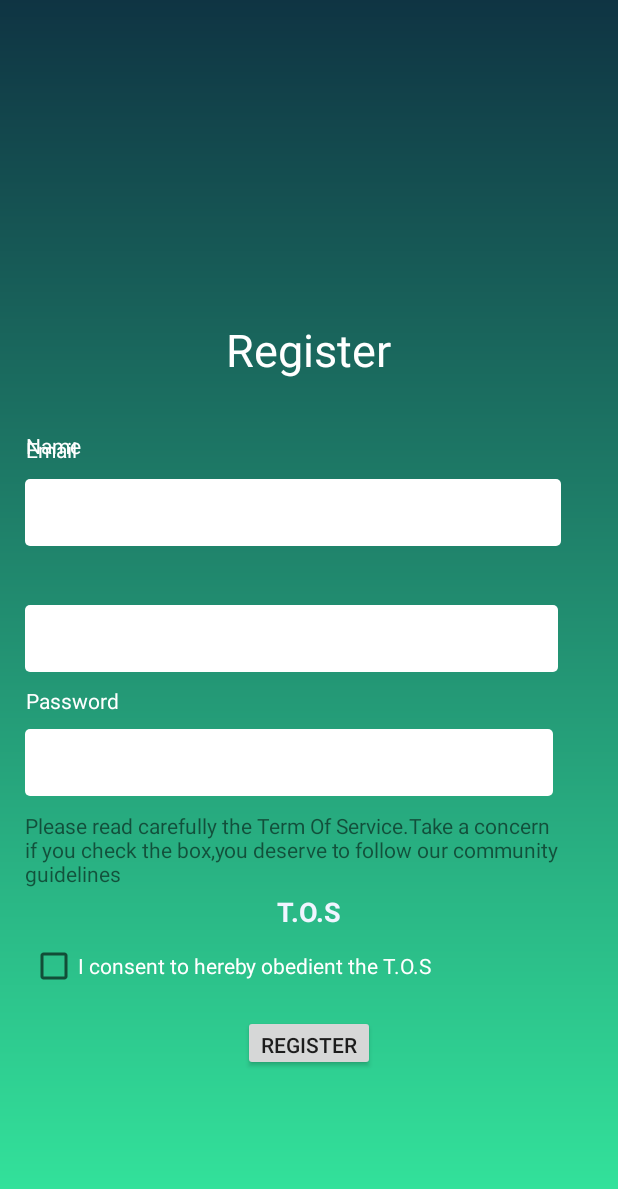
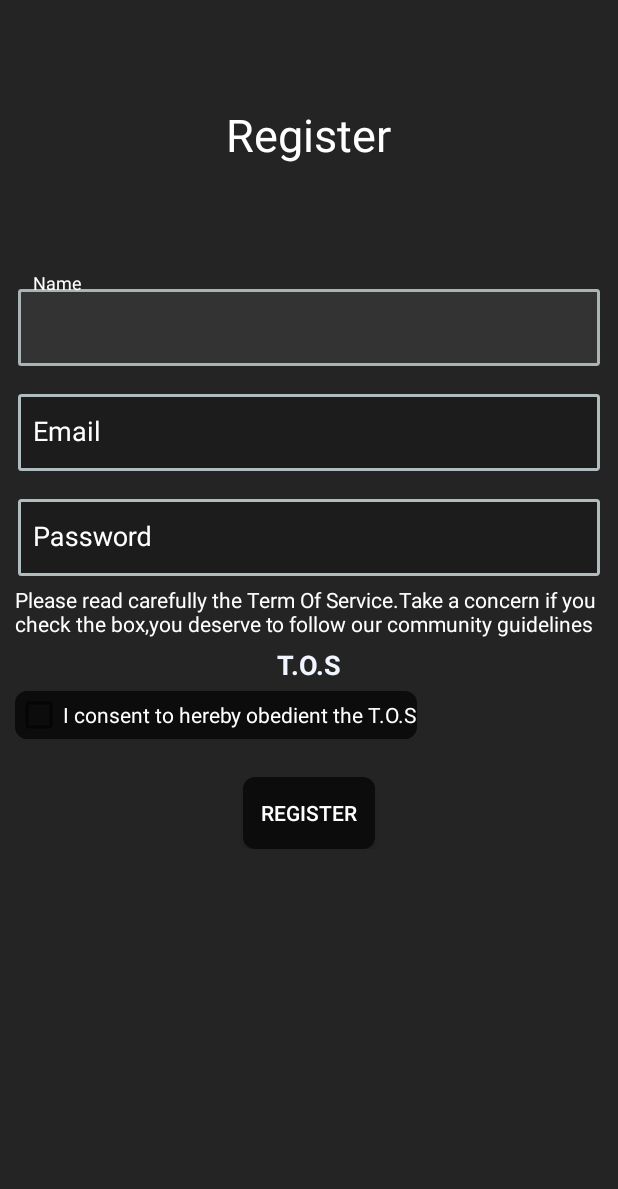
Before and after one commit to rootdavinalfa/animize, an Android app: the screen it shows after launch (registerActivity), after a tap on "REGISTER", on a phone screen of 412 x 824 dp. Shown: the top 1189 px of the screen. Run offline under Robolectric (Android 15) with nearby library versions, the phone set to English and light mode, and no system bars; our stand-ins replace Volley; libraries missing offline, so code that uses them is left out: com.wang.avi; Roboto replaces fonts that are not available here; 2 statements that could not run were skipped.

Commit message:
New Design,for Login and Register
Signed-off-by: davin <dbasudewa@gmail.com>

```diff
--- a/app/src/main/java/ml/dvnlabs/animize/activity/MainActivity.java
+++ b/app/src/main/java/ml/dvnlabs/animize/activity/MainActivity.java
@@ -95,10 +95,6 @@ private void initializa(){
         container = (RelativeLayout) findViewById(R.id.mainScreen);
         avLoadingIndicatorView = (AVLoadingIndicatorView)findViewById(R.id.loading_login);
         avLoadingIndicatorView.hide();
-
-        anim = (AnimationDrawable) container.getBackground();
-        anim.setEnterFadeDuration(2500);
-        anim.setExitFadeDuration(1000);
         email_tf = (EditText)findViewById(R.id.login_userfield);
         password_tf = (EditText)findViewById(R.id.login_passwordfield);
     }
@@ -142,7 +138,7 @@ private void initializa(){
         String tok;
         @Override
         public void onFetchComplete(String data) {
-            //avLoadingIndicatorView.hide();
+            avLoadingIndicatorView.hide();
             Log.e(TAG,data);
             json_login(data);
 
--- a/app/src/main/res/drawable/can_you_feel_the_love_tonight.xml
+++ b/app/src/main/res/drawable/can_you_feel_the_love_tonight.xml
@@ -1,7 +1,7 @@
 <?xml version="1.0" encoding="utf-8"?>
 <shape xmlns:android="http://schemas.android.com/apk/res/android">
     <gradient
-        android:startColor="#4568DC"
-        android:endColor="#B06AB3"
+        android:startColor="#2E2828"
+        android:endColor="#837985"
         android:angle="135"/>
 </shape>
--- a/app/src/main/res/drawable/roundbutton.xml
+++ b/app/src/main/res/drawable/roundbutton.xml
@@ -1,5 +1,5 @@
 <?xml version="1.0" encoding="utf-8"?>
 <shape xmlns:android="http://schemas.android.com/apk/res/android" android:shape="rectangle">
-    <solid android:color="#47D476"/>
+    <solid android:color="@color/colorPrimary"/>
     <corners android:radius="8dp"/>
 </shape>
--- a/app/src/main/res/drawable/textbox_rounded.xml
+++ b/app/src/main/res/drawable/textbox_rounded.xml
@@ -2,9 +2,10 @@
 <selector xmlns:android="http://schemas.android.com/apk/res/android">
     <item>
         <shape xmlns:android="http://schemas.android.com/apk/res/android">
-            <solid android:color="#ffff"/>
+            <solid android:color="#39000000"/>
             <corners
-                android:radius="3dp" />
+                android:radius="1dp" />
+            <stroke android:width="2dp" android:color="#B1BCBE" />
             <padding
                 android:left="10dp"
                 android:top="10dp"
--- a/app/src/main/res/layout/activity_register.xml
+++ b/app/src/main/res/layout/activity_register.xml
@@ -1,173 +1,141 @@
 <?xml version="1.0" encoding="utf-8"?>
-<androidx.constraintlayout.widget.ConstraintLayout xmlns:android="http://schemas.android.com/apk/res/android"
+<RelativeLayout xmlns:android="http://schemas.android.com/apk/res/android"
     xmlns:app="http://schemas.android.com/apk/res-auto"
     xmlns:tools="http://schemas.android.com/tools"
     android:layout_width="match_parent"
     android:layout_height="match_parent"
-    android:background="@drawable/pacific_dream"
+    android:background="@color/colorPrimaryDark"
     tools:context=".activity.registerActivity">
+    <LinearLayout
+        android:layout_width="match_parent"
+        android:layout_height="match_parent"
+        android:orientation="vertical">
+        <RelativeLayout
+            android:layout_width="match_parent"
+            android:layout_height="80dp"
+            android:layout_marginTop="50dp"
+            android:layout_marginBottom="50dp">
 
             <TextView
+                android:layout_centerInParent="true"
                 android:id="@+id/textView5"
                 android:layout_width="wrap_content"
                 android:layout_height="wrap_content"
-        android:layout_marginStart="150dp"
-        android:layout_marginTop="130dp"
-        android:layout_marginEnd="151dp"
-        android:layout_marginBottom="488dp"
-        android:text="Register"
+                android:text="@string/text_register"
                 android:textColor="@color/design_default_color_on_primary"
                 android:textSize="30sp"
-        app:layout_constraintBottom_toBottomOf="parent"
-        app:layout_constraintEnd_toEndOf="parent"
-        app:layout_constraintStart_toStartOf="parent"
-        app:layout_constraintTop_toTopOf="parent" />
-
+                />
+        </RelativeLayout>
+        <LinearLayout
+            android:layout_width="match_parent"
+            android:layout_height="70dp"
+            android:background="@android:color/transparent"
+            android:padding="2dp"
+            >
+            <com.google.android.material.textfield.TextInputLayout
+                android:layout_width="match_parent"
+                android:layout_height="match_parent"
+                android:ems="10"
+                android:layout_marginBottom="4dp"
+                android:textColorHint="@color/design_default_color_background">
                 <EditText
+                    android:foreground="@drawable/layoutrippleeffect"
+                    android:layout_marginTop="5dp"
                     android:id="@+id/regist_name_tf"
-        android:layout_width="357dp"
-        android:layout_height="wrap_content"
-        android:layout_marginStart="16dp"
-        android:layout_marginTop="237dp"
-        android:layout_marginEnd="38dp"
-        android:layout_marginBottom="378dp"
+                    android:layout_width="match_parent"
+                    android:layout_height="match_parent"
+                    android:layout_marginStart="10dp"
+                    android:layout_marginEnd="10dp"
                     android:background="@drawable/textbox_rounded"
+                    android:hint="@string/txt_regist_name"
+                    android:inputType="textPersonName"
+                    android:singleLine="true"
+                    android:textColor="@color/design_default_color_background"
+                    />
+            </com.google.android.material.textfield.TextInputLayout>
+        </LinearLayout>
+        <LinearLayout
+            android:layout_width="match_parent"
+            android:layout_height="70dp"
+            android:background="@android:color/transparent"
+            android:padding="2dp"
+            >
+            <com.google.android.material.textfield.TextInputLayout
+                android:layout_width="match_parent"
+                android:layout_height="match_parent"
                 android:ems="10"
-        android:inputType="textPersonName"
-        app:layout_constraintBottom_toBottomOf="parent"
-        app:layout_constraintEnd_toEndOf="parent"
-        app:layout_constraintStart_toStartOf="parent"
-        app:layout_constraintTop_toTopOf="parent" />
-
+                android:layout_marginBottom="4dp"
+                android:textColorHint="@color/design_default_color_background">
                 <EditText
+                    android:foreground="@drawable/layoutrippleeffect"
+                    android:layout_marginTop="5dp"
                     android:id="@+id/regist_email_tf"
-        android:layout_width="355dp"
-        android:layout_height="wrap_content"
-        android:layout_marginStart="16dp"
-        android:layout_marginTop="321dp"
-        android:layout_marginEnd="40dp"
-        android:layout_marginBottom="294dp"
+                    android:layout_width="match_parent"
+                    android:layout_height="match_parent"
+                    android:layout_marginStart="10dp"
+                    android:layout_marginEnd="10dp"
                     android:background="@drawable/textbox_rounded"
+                    android:hint="@string/login_username_txt"
+                    android:inputType="textEmailAddress"
+                    android:singleLine="true"
+                    android:textColor="@color/design_default_color_background"
+                    />
+            </com.google.android.material.textfield.TextInputLayout>
+        </LinearLayout>
+        <LinearLayout
+            android:layout_width="match_parent"
+            android:layout_height="70dp"
+            android:background="@android:color/transparent"
+            android:padding="2dp"
+            >
+            <com.google.android.material.textfield.TextInputLayout
+                android:layout_width="match_parent"
+                android:layout_height="match_parent"
                 android:ems="10"
-        android:inputType="textEmailAddress"
-        app:layout_constraintBottom_toBottomOf="parent"
-        app:layout_constraintEnd_toEndOf="parent"
-        app:layout_constraintStart_toStartOf="parent"
-        app:layout_constraintTop_toTopOf="parent" />
-
+                android:layout_marginBottom="4dp"
+                android:textColorHint="@color/design_default_color_background">
                 <EditText
+                    android:foreground="@drawable/layoutrippleeffect"
+                    android:layout_marginTop="5dp"
                     android:id="@+id/regist_password_tf"
-        android:layout_width="352dp"
-        android:layout_height="wrap_content"
-        android:layout_marginStart="16dp"
-        android:layout_marginTop="404dp"
-        android:layout_marginEnd="43dp"
-        android:layout_marginBottom="211dp"
+                    android:layout_width="match_parent"
+                    android:layout_height="match_parent"
+                    android:layout_marginStart="10dp"
+                    android:layout_marginEnd="10dp"
                     android:background="@drawable/textbox_rounded"
-        android:ems="10"
+                    android:hint="@string/login_password_txt"
                     android:inputType="textPassword"
-        app:layout_constraintBottom_toBottomOf="parent"
-        app:layout_constraintEnd_toEndOf="parent"
-        app:layout_constraintStart_toStartOf="parent"
-        app:layout_constraintTop_toTopOf="parent" />
-
-    <TextView
-        android:id="@+id/textView6"
+                    android:singleLine="true"
+                    android:textColor="@color/design_default_color_background"
+                    />
+            </com.google.android.material.textfield.TextInputLayout>
+        </LinearLayout>
+        <RelativeLayout
+            android:layout_marginStart="10dp"
+            android:layout_marginEnd="10dp"
             android:layout_width="wrap_content"
-        android:layout_height="wrap_content"
-        android:layout_marginStart="16dp"
-        android:layout_marginTop="205dp"
-        android:layout_marginEnd="357dp"
-        android:layout_marginBottom="435dp"
-        android:text="Name"
-        android:textColor="@color/design_default_color_background"
-        app:layout_constraintBottom_toBottomOf="parent"
-        app:layout_constraintEnd_toEndOf="parent"
-        app:layout_constraintStart_toStartOf="parent"
-        app:layout_constraintTop_toTopOf="parent" />
-
-    <TextView
-        android:id="@+id/textView7"
-        android:layout_width="wrap_content"
-        android:layout_height="0dp"
-        android:layout_marginStart="16dp"
-        android:layout_marginTop="290dp"
-        android:layout_marginEnd="360dp"
-        android:layout_marginBottom="350dp"
-        android:text="Email"
-        android:textColor="@color/design_default_color_background"
-        app:layout_constraintBottom_toBottomOf="parent"
-        app:layout_constraintEnd_toEndOf="parent"
-        app:layout_constraintStart_toStartOf="parent"
-        app:layout_constraintTop_toTopOf="parent" />
-
-    <TextView
-        android:id="@+id/textView8"
-        android:layout_width="wrap_content"
-        android:layout_height="wrap_content"
-        android:layout_marginStart="16dp"
-        android:layout_marginTop="375dp"
-        android:layout_marginEnd="332dp"
-        android:layout_marginBottom="265dp"
-        android:text="Password"
-        android:textColor="@color/design_default_color_background"
-        app:layout_constraintBottom_toBottomOf="parent"
-        app:layout_constraintEnd_toEndOf="parent"
-        app:layout_constraintStart_toStartOf="parent"
-        app:layout_constraintTop_toTopOf="parent" />
-
-    <CheckBox
-        android:id="@+id/checkbox_regist_tos_ok"
-        android:layout_width="wrap_content"
-        android:layout_height="wrap_content"
-        android:layout_marginStart="16dp"
-        android:layout_marginTop="545dp"
-        android:layout_marginEnd="120dp"
-        android:layout_marginBottom="82dp"
-        android:text="I consent to hereby obedient the T.O.S"
-        android:textColor="@color/design_default_color_on_primary"
-        app:layout_constraintBottom_toBottomOf="parent"
-        app:layout_constraintEnd_toEndOf="parent"
-        app:layout_constraintStart_toStartOf="parent"
-        app:layout_constraintTop_toTopOf="parent" />
-
-    <Button
-        android:onClick="btn_register_action"
-        android:id="@+id/btn_register"
-        android:layout_width="wrap_content"
-        android:layout_height="37dp"
-        android:layout_marginStart="161dp"
-        android:layout_marginTop="594dp"
-        android:layout_marginEnd="162dp"
-        android:layout_marginBottom="28dp"
-        android:text="Register"
-        app:layout_constraintBottom_toBottomOf="parent"
-        app:layout_constraintEnd_toEndOf="parent"
-        app:layout_constraintStart_toStartOf="parent"
-        app:layout_constraintTop_toTopOf="parent" />
+            android:layout_height="wrap_content">
 
             <TextView
                 android:id="@+id/textView9"
-        android:layout_width="381dp"
-        android:layout_height="55dp"
-        android:layout_marginStart="16dp"
-        android:layout_marginTop="458dp"
-        android:layout_marginEnd="14dp"
-        android:layout_marginBottom="146dp"
-        android:text="Please read carefully the Term Of Service.Take a concern if you check the box,you deserve to follow our community guidelines"
-        app:layout_constraintBottom_toBottomOf="parent"
-        app:layout_constraintEnd_toEndOf="parent"
-        app:layout_constraintStart_toStartOf="parent"
-        app:layout_constraintTop_toTopOf="parent" />
+                android:layout_width="match_parent"
+                android:layout_height="wrap_content"
+                android:text="@string/regist_community"
+                android:textAlignment="viewStart"
+                android:textColor="@color/colorAccent" />
+        </RelativeLayout>
+        <RelativeLayout
+            android:layout_marginTop="5dp"
+            android:layout_marginStart="10dp"
+            android:layout_marginEnd="10dp"
+            android:layout_width="match_parent"
+            android:layout_height="wrap_content">
 
             <TextView
+                android:layout_centerInParent="true"
                 android:id="@+id/textView11"
                 android:layout_width="wrap_content"
                 android:layout_height="wrap_content"
-        android:layout_marginStart="183dp"
-        android:layout_marginTop="513dp"
-        android:layout_marginEnd="183dp"
-        android:layout_marginBottom="122dp"
                 android:text="T.O.S"
                 android:textColor="#F0F5FF"
                 android:textSize="18sp"
@@ -176,5 +144,50 @@
                 app:layout_constraintEnd_toEndOf="parent"
                 app:layout_constraintStart_toStartOf="parent"
                 app:layout_constraintTop_toTopOf="parent" />
+        </RelativeLayout>
+        <RelativeLayout
+            android:layout_marginTop="5dp"
+            android:layout_marginStart="10dp"
+            android:layout_marginEnd="10dp"
+            android:layout_width="match_parent"
+            android:layout_height="wrap_content">
 
-</androidx.constraintlayout.widget.ConstraintLayout>
+            <CheckBox
+                android:clickable="true"
+                android:focusable="true"
+                android:id="@+id/checkbox_regist_tos_ok"
+                android:layout_width="wrap_content"
+                android:layout_height="wrap_content"
+                android:background="@drawable/roundbutton"
+                android:foreground="@drawable/layoutrippleeffect"
+                android:text="@string/cb_tos"
+                android:textColor="@color/design_default_color_on_primary"
+                app:layout_constraintBottom_toBottomOf="parent"
+                app:layout_constraintEnd_toEndOf="parent"
+                app:layout_constraintStart_toStartOf="parent"
+                app:layout_constraintTop_toTopOf="parent" />
+        </RelativeLayout>
+        <RelativeLayout
+            android:layout_marginTop="25dp"
+            android:layout_marginStart="10dp"
+            android:layout_marginEnd="10dp"
+            android:layout_width="match_parent"
+            android:layout_height="wrap_content">
+
+            <Button
+                android:layout_centerInParent="true"
+                android:onClick="btn_register_action"
+                android:id="@+id/btn_register"
+                android:layout_width="wrap_content"
+                android:layout_height="wrap_content"
+                android:background="@drawable/roundbutton"
+                android:foreground="@drawable/layoutrippleeffect"
+                android:textColor="@color/colorAccent"
+                android:text="Register"
+                app:layout_constraintBottom_toBottomOf="parent"
+                app:layout_constraintEnd_toEndOf="parent"
+                app:layout_constraintStart_toStartOf="parent"
+                app:layout_constraintTop_toTopOf="parent" />
+        </RelativeLayout>
+    </LinearLayout>
+</RelativeLayout>
--- a/app/src/main/res/values/colors.xml
+++ b/app/src/main/res/values/colors.xml
@@ -2,7 +2,7 @@
 <resources>
     <color name="colorPrimary">	#0c0c0c</color>
     <color name="colorPrimaryDark">#242424</color>
-    <color name="colorAccent">#991847</color>
+    <color name="colorAccent">#FFFFFF</color>
     <color name="graylight">#4b4b4b</color>
     <color name="startblue">#226081</color>
 </resources>
--- a/app/src/main/res/values/strings.xml
+++ b/app/src/main/res/values/strings.xml
@@ -13,11 +13,14 @@
     <string name="episode_text">Episode</string>
 
     <!-- TODO: Remove or change this placeholder text -->
-    <string name="hello_blank_fragment">Hello blank fragment</string>
     <string name="search_text">What do you want to search?</string>
     <string name="datalinkerror">Data-Link Error</string>
     <string name="search_anime">Search Anime...</string>
     <string name="no_title_provided">You must enter known title!</string>
     <string name="play_synopsis">Synopsis</string>
     <string name="play_playlist">More on this series...</string>
+    <string name="text_register">Register</string>
+    <string name="txt_regist_name">Name</string>
+    <string name="regist_community">Please read carefully the Term Of Service.Take a concern if you check the box,you deserve to follow our community guidelines</string>
+    <string name="cb_tos">I consent to hereby obedient the T.O.S</string>
 </resources>
--- a/app/src/main/res/values/styles.xml
+++ b/app/src/main/res/values/styles.xml
@@ -5,7 +5,7 @@
         <!-- Customize your theme here. -->
         <item name="colorPrimary">@color/colorPrimary</item>
         <item name="colorPrimaryDark">@color/colorPrimaryDark</item>
-        <item name="colorAccent">@color/colorAccent</item>
+        <item name="colorAccent">@color/design_default_color_background</item>
     </style>
 
     <style name="loginbutton" parent="Theme.AppCompat.Light.NoActionBar">
```
Also changed, not shown: app/src/main/java/ml/dvnlabs/animize/driver/Api.java (+10 -9 lines), app/src/main/res/drawable/anim_background_gradient_list.xml (+0 -7 lines), app/src/main/res/layout/activity_main.xml (+147 -123 lines), 2 other files. Lines whose indentation alone changed are shown as unchanged.
